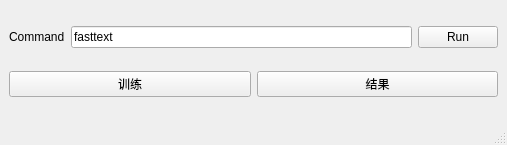
This is mainwindow.ui in iwxyi/FastText-GUI as Qt 5 draws it before an edit. The edited form follows.
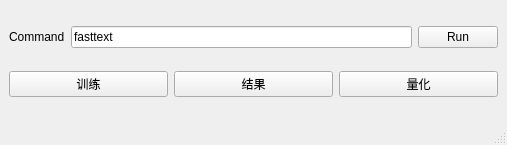
This is the edited form.

Commit message: 添加模型量化

Diff of the .ui file:
```diff
--- a/mainwindow.ui
+++ b/mainwindow.ui
@@ -56,6 +56,13 @@
         </property>
        </widget>
       </item>
+      <item>
+       <widget class="QPushButton" name="pushButton_4">
+        <property name="text">
+         <string>量化</string>
+        </property>
+       </widget>
+      </item>
      </layout>
     </item>
    </layout>
```
The commit also changes 3 other files.
